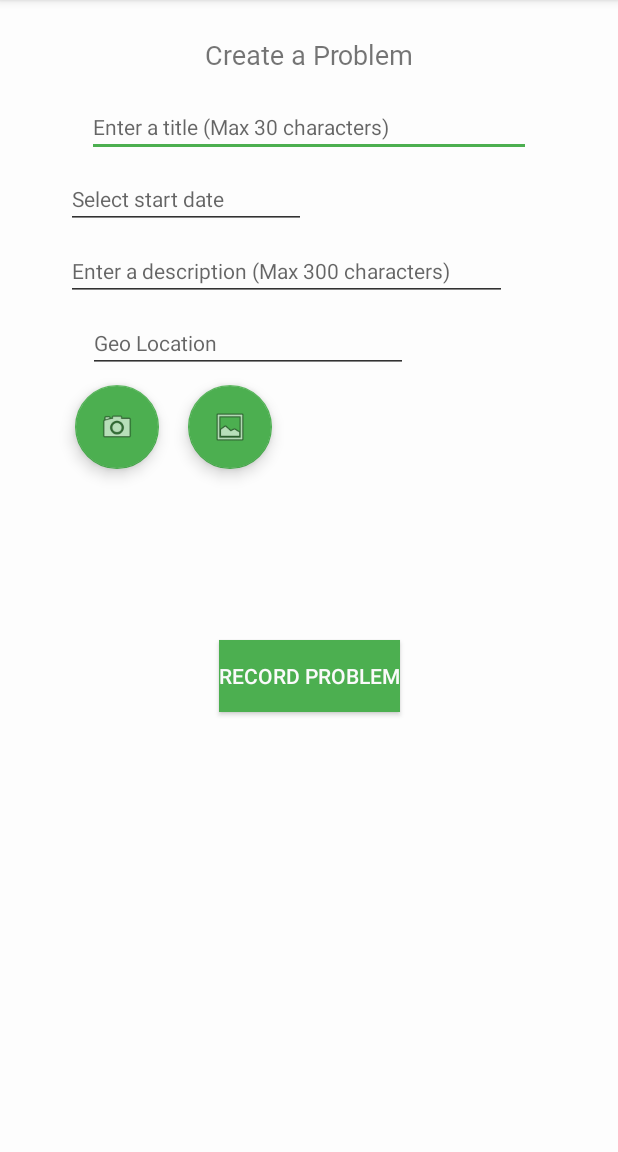
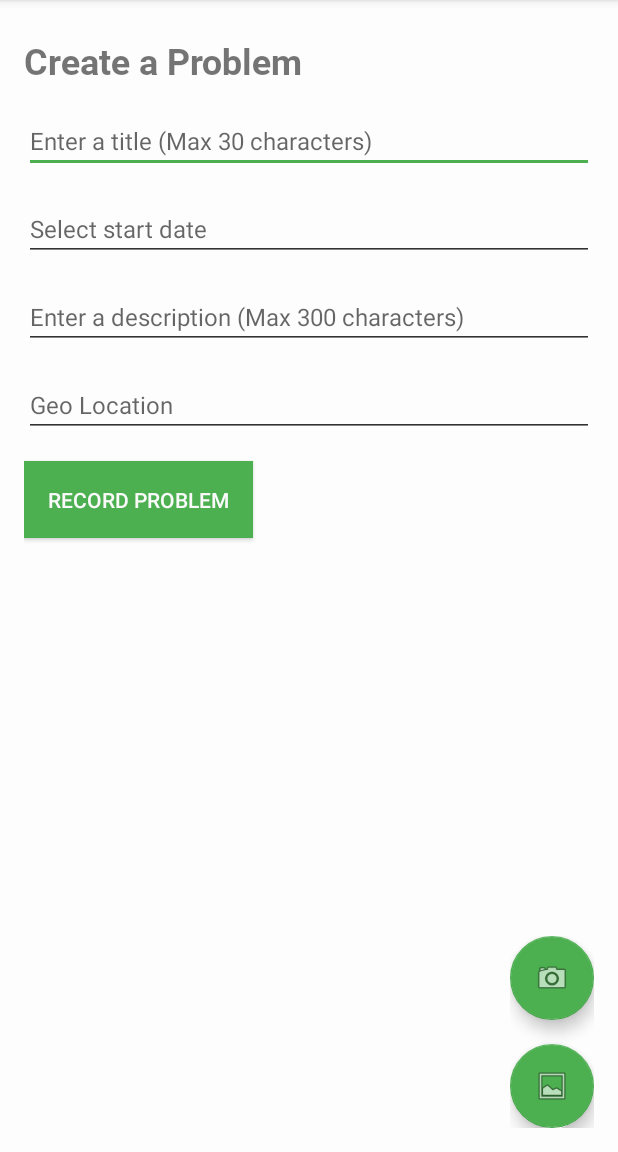
Before and after one commit to CMPUT301F18T07/TheIrisProject, an Android app: the AddProblemActivity screen opened directly, with no data from a screen before it, on a phone screen of 412 x 824 dp, the part 84-1236 px from its top. Run offline under Robolectric (Android 15) with nearby library versions, the phone set to English and light mode, and no system bars; 1 statement that could not run was skipped.

Commit message:
added bodyphotos form field in add problem

```diff
--- a/app/src/main/AndroidManifest.xml
+++ b/app/src/main/AndroidManifest.xml
@@ -2,6 +2,8 @@
 <manifest xmlns:android="http://schemas.android.com/apk/res/android"
     package="com.team7.cmput301.android.theirisproject">
     <uses-permission android:name="android.permission.INTERNET" />
+    <uses-feature android:name="android.hardware.camera"
+        android:required="false" />
     <application
         android:name=".IrisProjectApplication"
         android:allowBackup="true"
--- a/app/src/main/java/com/team7/cmput301/android/theirisproject/activity/AddProblemActivity.java
+++ b/app/src/main/java/com/team7/cmput301/android/theirisproject/activity/AddProblemActivity.java
@@ -1,11 +1,19 @@
 package com.team7.cmput301.android.theirisproject.activity;
 
 import android.content.Intent;
+import android.graphics.Bitmap;
 import android.os.Bundle;
+import android.provider.MediaStore;
+import android.support.design.widget.FloatingActionButton;
+import android.support.v7.widget.LinearLayoutManager;
+import android.support.v7.widget.RecyclerView;
 import android.view.View;
+import android.widget.LinearLayout;
 import android.widget.TextView;
 import android.widget.Toast;
 
+import com.team7.cmput301.android.theirisproject.ImageFormAdapter;
+import com.team7.cmput301.android.theirisproject.ImageListAdapter;
 import com.team7.cmput301.android.theirisproject.R;
 import com.team7.cmput301.android.theirisproject.controller.AddProblemController;
 import com.team7.cmput301.android.theirisproject.task.Callback;
@@ -18,9 +26,17 @@ import com.team7.cmput301.android.theirisproject.task.Callback;
  * @author itstc
  * */
 public class AddProblemActivity extends IrisActivity {
+    private static final int REQUEST_CAMERA_IMAGE = 1;
+
     private AddProblemController controller;
     private TextView name;
     private TextView desc;
+    private FloatingActionButton cameraButton;
+    private FloatingActionButton albumButton;
+
+    private RecyclerView imageList;
+    private ImageFormAdapter imageFormAdapter;
+    private RecyclerView.LayoutManager imageListLayout;
 
     @Override
     protected void onCreate(Bundle savedInstanceState) {
@@ -31,6 +47,17 @@ public class AddProblemActivity extends IrisActivity {
         name = findViewById(R.id.problem_title_edit_text);
         desc = findViewById(R.id.problem_description_edit_text);
 
+        cameraButton = findViewById(R.id.problem_camera_edit_button);
+        albumButton = findViewById(R.id.problem_album_edit_button);
+
+        // Body Photo list
+        imageList = findViewById(R.id.problem_image_edit_list);
+        imageListLayout = new LinearLayoutManager(this);
+        ((LinearLayoutManager) imageListLayout).setOrientation(LinearLayoutManager.HORIZONTAL);
+        imageList.setLayoutManager(imageListLayout);
+        imageFormAdapter = new ImageFormAdapter(controller.getBodyPhotos(), R.layout.add_problem_image_item);
+        imageList.setAdapter(imageFormAdapter);
+
         // set click listener to submit button
         findViewById(R.id.problem_submit_button).setOnClickListener(new View.OnClickListener() {
 
@@ -40,17 +67,47 @@ public class AddProblemActivity extends IrisActivity {
                 controller.submitProblem(name.getText().toString(), desc.getText().toString(), new Callback<Boolean>() {
                     @Override
                     public void onComplete(Boolean success) {
-                        if(success) {
+                        if (success) {
                             // end Activity returning to ProblemListActivity
                             Toast.makeText(AddProblemActivity.this, "New Problem Created!", Toast.LENGTH_LONG).show();
                             finish();
-                        }else {
+                        } else {
                             Toast.makeText(AddProblemActivity.this, "Uh oh something went wrong", Toast.LENGTH_LONG).show();
                         }
                     }
                 });
             }
         });
+
+
+        cameraButton.setOnClickListener(new View.OnClickListener() {
+            @Override
+            public void onClick(View view) {
+                dispatchCameraIntent();
+            }
+        });
+
+    }
+
+    @Override
+    protected void onActivityResult(int requestCode, int resultCode, Intent data) {
+        if (requestCode == REQUEST_CAMERA_IMAGE && resultCode == RESULT_OK) {
+            Bundle extras = data.getExtras();
+            Bitmap imageBitmap = (Bitmap) extras.get("data");
+            controller.addBodyPhoto(imageBitmap);
+        }
+    }
+
+
+    /**
+     * dispatchCameraIntent will start the camera app to take a picture
+     * if the patient wants to add a body photo
+     * */
+    private void dispatchCameraIntent() {
+        Intent intent = new Intent(MediaStore.ACTION_IMAGE_CAPTURE);
+        if (intent.resolveActivity(getPackageManager()) != null) {
+            startActivityForResult(intent, REQUEST_CAMERA_IMAGE);
+        }
     }
 
 
--- a/app/src/main/res/layout/activity_add_problem.xml
+++ b/app/src/main/res/layout/activity_add_problem.xml
@@ -1,16 +1,18 @@
 <?xml version="1.0" encoding="utf-8"?>
 
 
-<ScrollView
+<android.support.constraint.ConstraintLayout
     xmlns:android="http://schemas.android.com/apk/res/android"
     xmlns:app="http://schemas.android.com/apk/res-auto"
     xmlns:tools="http://schemas.android.com/tools"
     android:layout_width="match_parent"
     android:layout_height="match_parent">
+        <LinearLayout
+            android:layout_width="match_parent"
+            android:layout_height="match_parent"
+            android:paddingHorizontal="16dp"
+            android:orientation="vertical">
 
-    <android.support.constraint.ConstraintLayout
-        android:layout_width="match_parent"
-        android:layout_height="wrap_content">
 
             <TextView
                 android:id="@+id/create_prob_text_view"
@@ -18,116 +20,102 @@
                 android:layout_height="wrap_content"
                 android:layout_marginTop="24dp"
                 android:text="@string/create_a_problem"
-            android:textSize="18sp"
+                android:textSize="24sp"
+                android:fontFamily="@font/roboto_bold"
                 app:layout_constraintEnd_toEndOf="parent"
                 app:layout_constraintStart_toStartOf="parent"
                 app:layout_constraintTop_toTopOf="parent" />
 
             <EditText
                 android:id="@+id/problem_title_edit_text"
-            android:layout_width="296dp"
-            android:layout_height="0dp"
+                android:layout_width="match_parent"
+                android:layout_height="wrap_content"
                 android:layout_marginTop="16dp"
                 android:ems="10"
                 android:hint="@string/enter_a_title_max_30_characters"
                 android:inputType="textPersonName"
-            android:textSize="14sp"
+                android:textSize="16sp"
                 android:maxLength="30"
-            app:layout_constraintEnd_toEndOf="parent"
-            app:layout_constraintStart_toStartOf="parent"
                 app:layout_constraintTop_toBottomOf="@+id/create_prob_text_view" />
 
             <EditText
                 android:id="@+id/problem_date_select_edit_text"
-        android:layout_width="wrap_content"
+                android:layout_width="match_parent"
                 android:layout_height="wrap_content"
-        android:layout_marginStart="44dp"
-        android:layout_marginTop="8dp"
-        android:layout_marginEnd="175dp"
                 android:ems="10"
                 android:hint="@string/select_start_date"
                 android:inputType="textPersonName"
-        android:textSize="14sp"
-        app:layout_constraintEnd_toEndOf="parent"
-        app:layout_constraintHorizontal_bias="0.0"
-        app:layout_constraintStart_toStartOf="parent"
+                android:textSize="16sp"
+                android:layout_marginTop="16dp"
                 app:layout_constraintTop_toBottomOf="@+id/problem_title_edit_text" />
 
             <EditText
                 android:id="@+id/problem_description_edit_text"
-        android:layout_width="294dp"
+                android:layout_width="match_parent"
                 android:layout_height="wrap_content"
-        android:layout_marginStart="44dp"
-        android:layout_marginTop="8dp"
-        android:layout_marginEnd="125dp"
+                android:layout_marginTop="16dp"
                 android:ems="10"
                 android:hint="@string/enter_a_description_max_300_characters"
                 android:inputType="textMultiLine"
-        android:textSize="14sp"
+                android:textSize="16sp"
                 android:maxLength="300"
-        app:layout_constraintEnd_toEndOf="parent"
-        app:layout_constraintHorizontal_bias="0.0"
-        app:layout_constraintStart_toStartOf="parent"
                 app:layout_constraintTop_toBottomOf="@+id/problem_date_select_edit_text" />
 
             <EditText
                 android:id="@+id/problem_geolocation_edit_text"
-        android:layout_width="213dp"
+                android:layout_width="match_parent"
                 android:layout_height="wrap_content"
-        android:layout_marginStart="44dp"
-        android:layout_marginTop="8dp"
-        android:layout_marginEnd="125dp"
+                android:layout_marginTop="16dp"
                 android:ems="10"
                 android:hint="@string/geo_location"
                 android:inputType="textPersonName"
-        android:textSize="14sp"
-        app:layout_constraintEnd_toEndOf="parent"
-        app:layout_constraintStart_toStartOf="parent"
+                android:textSize="16sp"
                 app:layout_constraintTop_toBottomOf="@+id/problem_description_edit_text" />
 
-    <android.support.design.widget.FloatingActionButton
-        android:id="@+id/problem_camera_button"
+            <android.support.v7.widget.RecyclerView
+                android:id="@+id/problem_image_edit_list"
                 android:layout_width="wrap_content"
                 android:layout_height="wrap_content"
-        android:layout_marginStart="44dp"
-        android:layout_marginTop="8dp"
-        android:layout_marginEnd="300dp"
-        android:clickable="true"
-        app:layout_constraintEnd_toEndOf="parent"
-        app:layout_constraintStart_toStartOf="parent"
-        app:layout_constraintTop_toBottomOf="@+id/problem_geolocation_edit_text"
-        app:srcCompat="@android:drawable/ic_menu_camera"
-        android:focusable="true" />
-
-        <android.support.design.widget.FloatingActionButton
-            android:id="@+id/problem_album_button"
-            android:layout_width="wrap_content"
-            android:layout_height="wrap_content"
-            android:layout_marginStart="24dp"
-            android:layout_marginTop="8dp"
-            android:layout_marginEnd="236dp"
-            android:clickable="true"
-            android:focusable="true"
-            app:layout_constraintEnd_toEndOf="parent"
-            app:layout_constraintStart_toEndOf="@+id/problem_camera_button"
-            app:layout_constraintTop_toBottomOf="@+id/problem_geolocation_edit_text"
-            app:srcCompat="@android:drawable/ic_menu_gallery" />
+                android:orientation="horizontal" />
 
             <Button
                 android:id="@+id/problem_submit_button"
                 android:layout_width="wrap_content"
                 android:layout_height="wrap_content"
-            android:layout_marginTop="178dp"
-            android:layout_marginBottom="38dp"
+                android:padding="16dp"
                 android:background="@color/colorAccent"
                 android:text="@string/record_problem"
                 android:textColor="?android:attr/colorBackground"
+                android:layout_marginTop="16dp"/>
+
+        </LinearLayout>
+    <LinearLayout
+        android:layout_width="wrap_content"
+        android:layout_height="wrap_content"
+        android:orientation="vertical"
+        android:layout_margin="16dp"
+        app:layout_constraintEnd_toEndOf="parent"
         app:layout_constraintBottom_toBottomOf="parent"
-            app:layout_constraintEnd_toEndOf="parent"
-            app:layout_constraintStart_toStartOf="parent"
-            app:layout_constraintTop_toBottomOf="@+id/problem_geolocation_edit_text" />
+        >
+
+        <android.support.design.widget.FloatingActionButton
+            android:id="@+id/problem_camera_edit_button"
+            android:layout_width="wrap_content"
+            android:layout_height="wrap_content"
+            android:layout_marginBottom="16dp"
+            android:clickable="true"
+            app:srcCompat="@android:drawable/ic_menu_camera"
+            android:focusable="true" />
+
+        <android.support.design.widget.FloatingActionButton
+            android:id="@+id/problem_album_edit_button"
+            android:layout_width="wrap_content"
+            android:layout_height="wrap_content"
+            android:clickable="true"
+            android:focusable="true"
+            app:srcCompat="@android:drawable/ic_menu_gallery" />
+
+    </LinearLayout>
+
 
 </android.support.constraint.ConstraintLayout>
-
-
-</ScrollView>
```
Also changed, not shown: app/src/main/java/com/team7/cmput301/android/theirisproject/ImageConverter.java (added, +26 -0 lines), app/src/main/java/com/team7/cmput301/android/theirisproject/ImageFormAdapter.java (added, +73 -0 lines), app/src/main/java/com/team7/cmput301/android/theirisproject/ImageListAdapter.java (added, +57 -0 lines), app/src/main/java/com/team7/cmput301/android/theirisproject/ImageViewHolder.java (added, +18 -0 lines), app/src/main/java/com/team7/cmput301/android/theirisproject/controller/AddProblemController.java (+38 -2 lines), app/src/main/java/com/team7/cmput301/android/theirisproject/model/BodyPhoto.java (+22 -2 lines), app/src/main/java/com/team7/cmput301/android/theirisproject/task/AddBodyPhotoTask.java (added, +34 -0 lines), app/src/main/res/layout/add_problem_image_item.xml (added, +41 -0 lines), app/src/main/res/drawable/remove_icon.png (added). Lines whose indentation alone changed are shown as unchanged.
